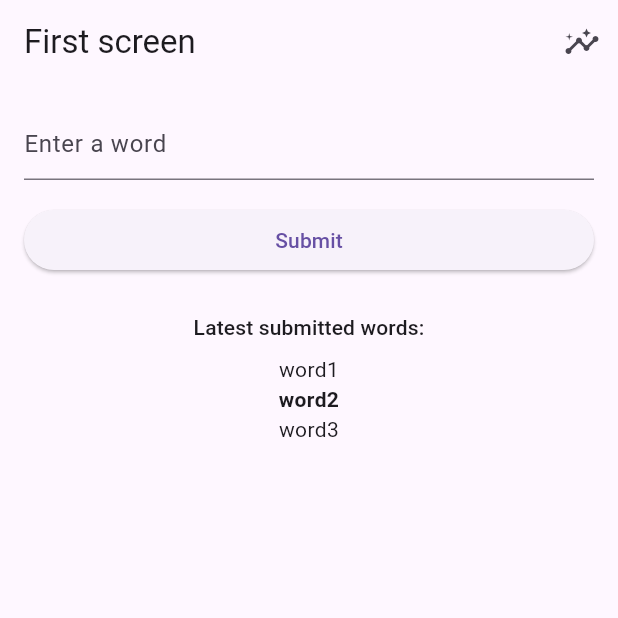
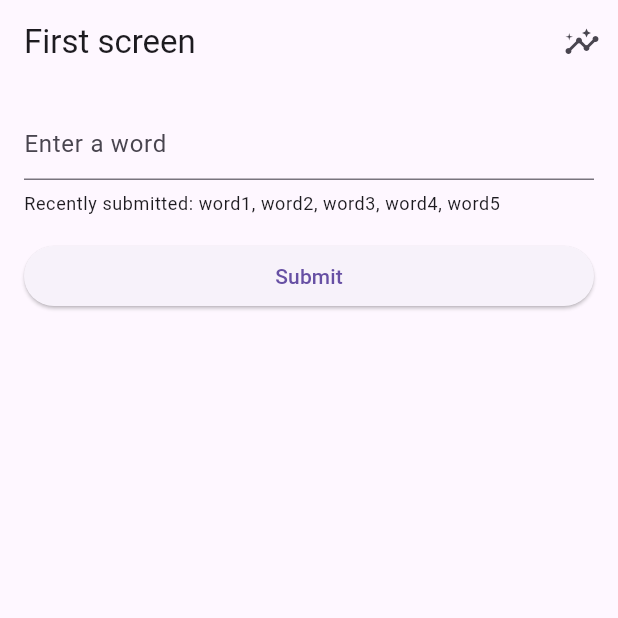
Before and after one commit to edwardnagy/word_checker, a Flutter app: the screen it shows after launch, on a phone screen of 412 x 824 dp, the top half of it. Run offline on Flutter 3.47's test engine with Material 2 defaults, Android fonts, the phone set to English and light mode, and no system bars.

Commit message:
Improve feedback text

```diff
--- a/lib/screen/input_screen.dart
+++ b/lib/screen/input_screen.dart
@@ -5,11 +5,17 @@ import 'package:word_checker/screen/score_screen.dart';
 class InputScreen extends StatelessWidget {
   const InputScreen({super.key});
 
+  Widget _feedbackText(BuildContext context) {
+    return Text(
+      'Recently submitted: word1, word2, word3, word4, word5',
+      style: Theme.of(context).textTheme.bodySmall,
+      maxLines: 1,
+      overflow: TextOverflow.ellipsis,
+    );
+  }
+
   @override
   Widget build(BuildContext context) {
-    const words = ['word1', 'word2', 'word3'];
-    const highlightedWord = 'word2';
-
     return Scaffold(
       appBar: AppBar(
         title: const Text('First screen'),
@@ -38,29 +44,13 @@ class InputScreen extends StatelessWidget {
               hintText: 'Enter a word',
             ),
           ),
+          const SizedBox(height: 8),
+          _feedbackText(context),
           const SizedBox(height: 16),
           ElevatedButton(
             onPressed: () {},
             child: const Text('Submit'),
           ),
-          const SizedBox(height: 24),
-          Text(
-            'Latest submitted words:',
-            style: Theme.of(context).textTheme.titleSmall,
-            textAlign: TextAlign.center,
-          ),
-          const SizedBox(height: 8),
-          for (final word in words) ...[
-            Text(
-              word,
-              style: TextStyle(
-                fontWeight: word == highlightedWord
-                    ? FontWeight.bold
-                    : FontWeight.normal,
-              ),
-              textAlign: TextAlign.center,
-            ),
-          ],
           SizedBox(height: MediaQuery.of(context).padding.bottom),
         ],
       ),
```
